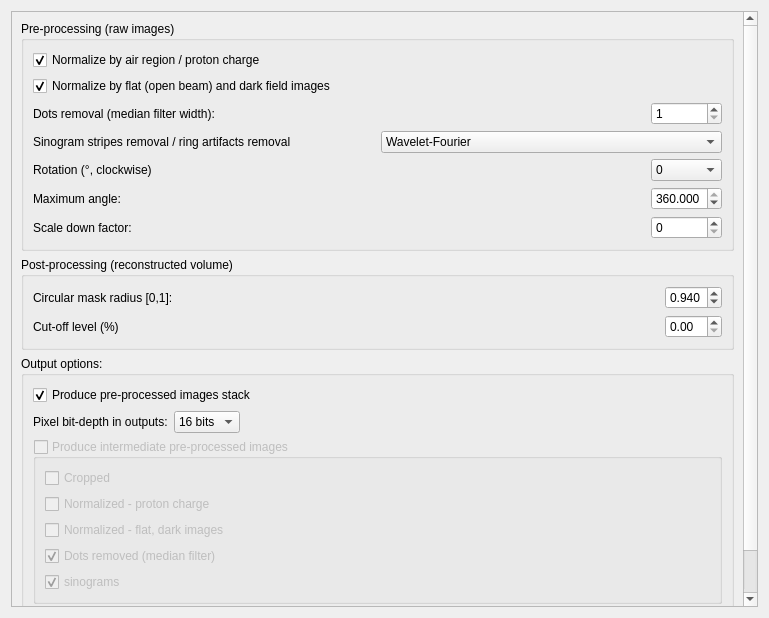
Above: MantidQt/CustomInterfaces/inc/MantidQtCustomInterfaces/Tomography/TomographyIfaceQtTabFiltersSettings.ui from mantidproject/mantid before the change. Below: the same form after it.
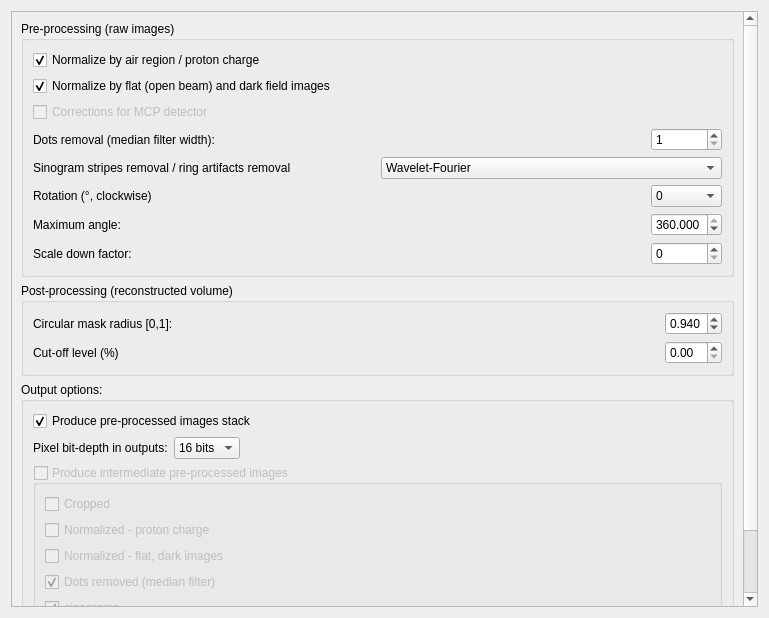
That is the form after the change.

```diff
--- a/MantidQt/CustomInterfaces/inc/MantidQtCustomInterfaces/Tomography/TomographyIfaceQtTabFiltersSettings.ui
+++ b/MantidQt/CustomInterfaces/inc/MantidQtCustomInterfaces/Tomography/TomographyIfaceQtTabFiltersSettings.ui
@@ -25,7 +25,7 @@
         <x>0</x>
         <y>0</y>
         <width>731</width>
-        <height>618</height>
+        <height>643</height>
        </rect>
       </property>
       <layout class="QVBoxLayout" name="verticalLayout">
@@ -35,27 +35,26 @@
           <string>Pre-processing (raw images)</string>
          </property>
          <layout class="QGridLayout" name="gridLayout_5">
-          <item row="7" column="0">
-           <widget class="QLabel" name="label_prep_max_angle">
-            <property name="text">
-             <string>Maximum angle:</string>
-            </property>
-           </widget>
-          </item>
-          <item row="3" column="2">
-           <widget class="QSpinBox" name="spinBox_prep_median_filter_width">
+          <item row="8" column="2">
+           <widget class="QDoubleSpinBox" name="doubleSpinBox_prep_max_angle">
             <property name="toolTip">
-             <string>Set size of the blocks to calculate a median filter. Bigger size implies more smoothing.</string>
+             <string>Maximum angle to use for reconstruction</string>
+            </property>
+            <property name="decimals">
+             <number>3</number>
             </property>
             <property name="minimum">
-             <number>1</number>
+             <double>1.000000000000000</double>
             </property>
             <property name="maximum">
-             <number>1000</number>
+             <double>360.000000000000000</double>
+            </property>
+            <property name="value">
+             <double>360.000000000000000</double>
             </property>
            </widget>
           </item>
-          <item row="5" column="2">
+          <item row="6" column="2">
            <widget class="QComboBox" name="comboBox_prep_rotation">
             <property name="toolTip">
              <string>Rotate all images in the input stacks by this angle</string>
@@ -82,14 +81,14 @@
             </item>
            </widget>
           </item>
-          <item row="8" column="0">
+          <item row="9" column="0">
            <widget class="QLabel" name="label_prep_scale_factor">
             <property name="text">
              <string>Scale down factor:</string>
             </property>
            </widget>
           </item>
-          <item row="5" column="1">
+          <item row="6" column="1">
            <spacer name="horizontalSpacer_12">
             <property name="orientation">
              <enum>Qt::Horizontal</enum>
@@ -115,7 +114,7 @@
             </property>
            </widget>
           </item>
-          <item row="3" column="1">
+          <item row="4" column="1">
            <spacer name="horizontalSpacer_13">
             <property name="orientation">
              <enum>Qt::Horizontal</enum>
@@ -128,33 +127,14 @@
             </property>
            </spacer>
           </item>
-          <item row="7" column="2">
-           <widget class="QDoubleSpinBox" name="doubleSpinBox_prep_max_angle">
-            <property name="toolTip">
-             <string>Maximum angle to use for reconstruction</string>
-            </property>
-            <property name="decimals">
-             <number>3</number>
-            </property>
-            <property name="minimum">
-             <double>1.000000000000000</double>
-            </property>
-            <property name="maximum">
-             <double>360.000000000000000</double>
-            </property>
-            <property name="value">
-             <double>360.000000000000000</double>
-            </property>
-           </widget>
-          </item>
-          <item row="5" column="0">
+          <item row="6" column="0">
            <widget class="QLabel" name="label_prep_rotation">
             <property name="text">
              <string>Rotation (°, clockwise)</string>
             </property>
            </widget>
           </item>
-          <item row="8" column="1">
+          <item row="9" column="1">
            <spacer name="horizontalSpacer_14">
             <property name="orientation">
              <enum>Qt::Horizontal</enum>
@@ -167,7 +147,7 @@
             </property>
            </spacer>
           </item>
-          <item row="7" column="1">
+          <item row="8" column="1">
            <spacer name="horizontalSpacer_15">
             <property name="orientation">
              <enum>Qt::Horizontal</enum>
@@ -193,7 +173,7 @@
             </property>
            </widget>
           </item>
-          <item row="8" column="2">
+          <item row="9" column="2">
            <widget class="QSpinBox" name="spinBox_prep_scale_factor">
             <property name="toolTip">
              <string>Sets the size of block to downscale. For example with 2, blocks of 2x2 pixels will be combined into a (median value) pixel</string>
@@ -209,14 +189,34 @@
             </property>
            </widget>
           </item>
-          <item row="3" column="0">
+          <item row="4" column="0">
            <widget class="QLabel" name="label_prep_median">
             <property name="text">
              <string>Dots removal (median filter width):</string>
             </property>
            </widget>
           </item>
-          <item row="4" column="0" colspan="3">
+          <item row="8" column="0">
+           <widget class="QLabel" name="label_prep_max_angle">
+            <property name="text">
+             <string>Maximum angle:</string>
+            </property>
+           </widget>
+          </item>
+          <item row="4" column="2">
+           <widget class="QSpinBox" name="spinBox_prep_median_filter_width">
+            <property name="toolTip">
+             <string>Set size of the blocks to calculate a median filter. Bigger size implies more smoothing.</string>
+            </property>
+            <property name="minimum">
+             <number>1</number>
+            </property>
+            <property name="maximum">
+             <number>1000</number>
+            </property>
+           </widget>
+          </item>
+          <item row="5" column="0" colspan="3">
            <layout class="QHBoxLayout" name="horizontalLayout_5">
             <item>
              <widget class="QLabel" name="label_3">
@@ -241,6 +241,16 @@
             </item>
            </layout>
           </item>
+          <item row="3" column="0">
+           <widget class="QCheckBox" name="checkBox_2">
+            <property name="enabled">
+             <bool>false</bool>
+            </property>
+            <property name="text">
+             <string>Corrections for MCP detector</string>
+            </property>
+           </widget>
+          </item>
          </layout>
         </widget>
        </item>
```
